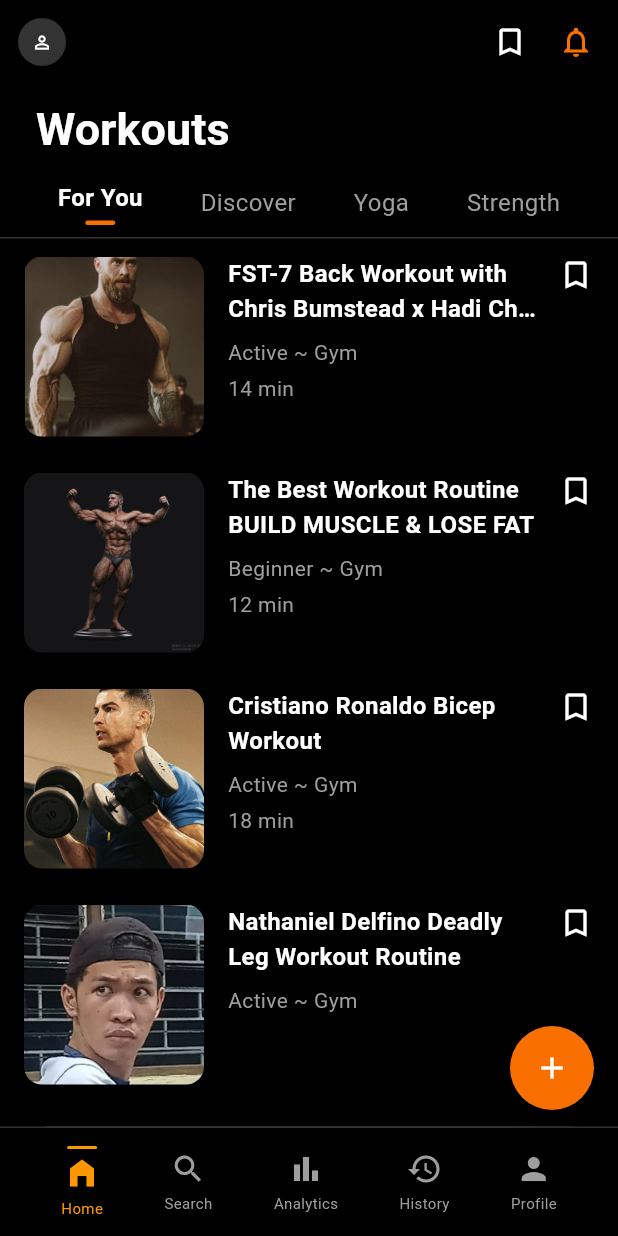
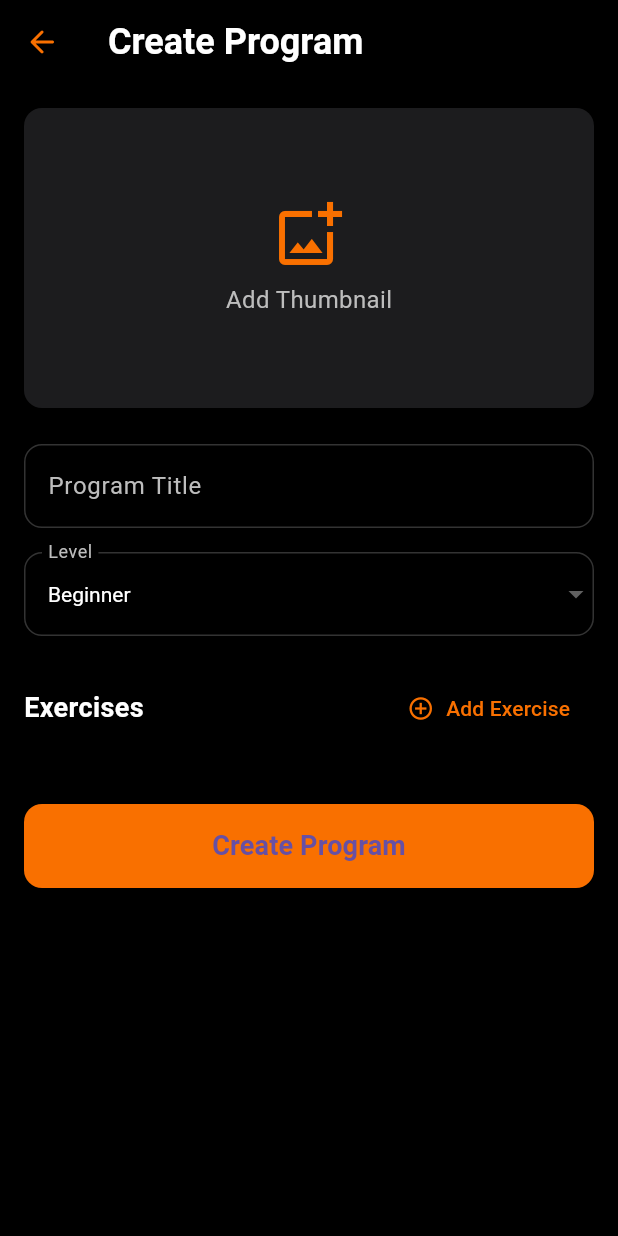
Before and after one commit to Debs1025/Bakal_Titans, a Flutter app: the HomeScreen screen opened directly, after a tap on the "add" icon, on a phone screen of 412 x 824 dp. Run offline on Flutter 3.47's test engine with Material 3 defaults, Android fonts, the phone set to English and light mode, and no system bars; our stand-ins replace image_picker.

```diff
--- a/my_project/lib/User/dashboard/Program/AddProgram.dart
+++ b/my_project/lib/User/dashboard/Program/AddProgram.dart
@@ -0,0 +1,319 @@
+import 'package:flutter/material.dart';
+import 'dart:io';
+import 'package:image_picker/image_picker.dart';
+
+class AddProgramScreen extends StatefulWidget {
+  const AddProgramScreen({Key? key}) : super(key: key);
+
+  @override
+  State<AddProgramScreen> createState() => _AddProgramScreenState();
+}
+
+class _AddProgramScreenState extends State<AddProgramScreen> {
+  final _formKey = GlobalKey<FormState>();
+  final _titleController = TextEditingController();
+  final _descriptionController = TextEditingController();
+  String _selectedLevel = 'Beginner';
+  File? _imageFile;
+  List<Map<String, String>> _exercises = [];
+
+  final List<String> levels = ['Beginner', 'Intermediate', 'Advanced'];
+
+  Future<void> _pickImage() async {
+    final ImagePicker picker = ImagePicker();
+    final XFile? image = await picker.pickImage(source: ImageSource.gallery);
+
+    if (image != null) {
+      setState(() {
+        _imageFile = File(image.path);
+      });
+    }
+  }
+
+  void _addExercise() {
+    setState(() {
+      _exercises.add({
+        'name': '',
+        'sets': '',
+        'reps': '',
+      });
+    });
+  }
+
+  @override
+  Widget build(BuildContext context) {
+    return Scaffold(
+      backgroundColor: Colors.black,
+      appBar: AppBar(
+        backgroundColor: Colors.black,
+        elevation: 0,
+        leading: IconButton(
+          icon: Image.asset(
+            'assets/Program/backarrow.png',
+            width: 24,
+            height: 24,
+            color: const Color(0xFFF97000),
+          ),
+          onPressed: () => Navigator.pop(context),
+        ),
+        title: const Text(
+          'Create Program',
+          style: TextStyle(
+            color: Colors.white,
+            fontSize: 24,
+            fontWeight: FontWeight.bold,
+          ),
+        ),
+      ),
+      body: SingleChildScrollView(
+        padding: const EdgeInsets.all(16),
+        child: Form(
+          key: _formKey,
+          child: Column(
+            crossAxisAlignment: CrossAxisAlignment.start,
+            children: [
+              // Thumbnail Section
+              GestureDetector(
+                onTap: _pickImage,
+                child: Container(
+                  height: 200,
+                  width: double.infinity,
+                  decoration: BoxDecoration(
+                    color: const Color(0xFF1C1C1E),
+                    borderRadius: BorderRadius.circular(12),
+                    image: _imageFile != null
+                        ? DecorationImage(
+                            image: FileImage(_imageFile!),
+                            fit: BoxFit.cover,
+                          )
+                        : null,
+                  ),
+                  child: _imageFile == null
+                      ? Column(
+                          mainAxisAlignment: MainAxisAlignment.center,
+                          children: [
+                            Icon(
+                              Icons.add_photo_alternate_outlined,
+                              color: const Color(0xFFF97000),
+                              size: 48,
+                            ),
+                            const SizedBox(height: 8),
+                            Text(
+                              'Add Thumbnail',
+                              style: TextStyle(
+                                color: Colors.grey[400],
+                                fontSize: 16,
+                              ),
+                            ),
+                          ],
+                        )
+                      : null,
+                ),
+              ),
+              const SizedBox(height: 24),
+
+              // Title Input
+              TextFormField(
+                controller: _titleController,
+                style: const TextStyle(color: Colors.white),
+                decoration: InputDecoration(
+                  labelText: 'Program Title',
+                  labelStyle: TextStyle(color: Colors.grey[400]),
+                  enabledBorder: OutlineInputBorder(
+                    borderRadius: BorderRadius.circular(12),
+                    borderSide: const BorderSide(color: Color(0xFF333333)),
+                  ),
+                  focusedBorder: OutlineInputBorder(
+                    borderRadius: BorderRadius.circular(12),
+                    borderSide: const BorderSide(color: Color(0xFFF97000)),
+                  ),
+                ),
+                validator: (value) {
+                  if (value == null || value.isEmpty) {
+                    return 'Please enter a title';
+                  }
+                  return null;
+                },
+              ),
+              const SizedBox(height: 16),
+
+              // Level Selection
+              DropdownButtonFormField<String>(
+                value: _selectedLevel,
+                style: const TextStyle(color: Colors.white),
+                dropdownColor: const Color(0xFF1C1C1E),
+                decoration: InputDecoration(
+                  labelText: 'Level',
+                  labelStyle: TextStyle(color: Colors.grey[400]),
+                  enabledBorder: OutlineInputBorder(
+                    borderRadius: BorderRadius.circular(12),
+                    borderSide: const BorderSide(color: Color(0xFF333333)),
+                  ),
+                  focusedBorder: OutlineInputBorder(
+                    borderRadius: BorderRadius.circular(12),
+                    borderSide: const BorderSide(color: Color(0xFFF97000)),
+                  ),
+                ),
+                items: levels.map((String level) {
+                  return DropdownMenuItem(
+                    value: level,
+                    child: Text(level),
+                  );
+                }).toList(),
+                onChanged: (String? newValue) {
+                  if (newValue != null) {
+                    setState(() {
+                      _selectedLevel = newValue;
+                    });
+                  }
+                },
+              ),
+              const SizedBox(height: 24),
+
+              // Exercises Section
+              Row(
+                mainAxisAlignment: MainAxisAlignment.spaceBetween,
+                children: [
+                  const Text(
+                    'Exercises',
+                    style: TextStyle(
+                      color: Colors.white,
+                      fontSize: 18,
+                      fontWeight: FontWeight.bold,
+                    ),
+                  ),
+                  TextButton.icon(
+                    onPressed: _addExercise,
+                    icon: const Icon(
+                      Icons.add_circle_outline,
+                      color: Color(0xFFF97000),
+                    ),
+                    label: const Text(
+                      'Add Exercise',
+                      style: TextStyle(
+                        color: Color(0xFFF97000),
+                      ),
+                    ),
+                  ),
+                ],
+              ),
+              const SizedBox(height: 16),
+
+              // Exercise List
+              ..._exercises.asMap().entries.map((entry) {
+                final int idx = entry.key;
+                return Card(
+                  color: const Color(0xFF1C1C1E),
+                  margin: const EdgeInsets.only(bottom: 16),
+                  child: Padding(
+                    padding: const EdgeInsets.all(16),
+                    child: Column(
+                      children: [
+                        Row(
+                          mainAxisAlignment: MainAxisAlignment.spaceBetween,
+                          children: [
+                            Text(
+                              'Exercise ${idx + 1}',
+                              style: const TextStyle(
+                                color: Colors.white,
+                                fontWeight: FontWeight.bold,
+                              ),
+                            ),
+                            IconButton(
+                              icon: const Icon(Icons.delete_outline, color: Colors.red),
+                              onPressed: () {
+                                setState(() {
+                                  _exercises.removeAt(idx);
+                                });
+                              },
+                            ),
+                          ],
+                        ),
+                        TextFormField(
+                          style: const TextStyle(color: Colors.white),
+                          decoration: InputDecoration(
+                            labelText: 'Exercise Name',
+                            labelStyle: TextStyle(color: Colors.grey[400]),
+                          ),
+                          onChanged: (value) {
+                            _exercises[idx]['name'] = value;
+                          },
+                        ),
+                        Row(
+                          children: [
+                            Expanded(
+                              child: TextFormField(
+                                style: const TextStyle(color: Colors.white),
+                                decoration: InputDecoration(
+                                  labelText: 'Sets',
+                                  labelStyle: TextStyle(color: Colors.grey[400]),
+                                ),
+                                keyboardType: TextInputType.number,
+                                onChanged: (value) {
+                                  _exercises[idx]['sets'] = value;
+                                },
+                              ),
+                            ),
+                            const SizedBox(width: 16),
+                            Expanded(
+                              child: TextFormField(
+                                style: const TextStyle(color: Colors.white),
+                                decoration: InputDecoration(
+                                  labelText: 'Reps',
+                                  labelStyle: TextStyle(color: Colors.grey[400]),
+                                ),
+                                keyboardType: TextInputType.number,
+                                onChanged: (value) {
+                                  _exercises[idx]['reps'] = value;
+                                },
+                              ),
+                            ),
+                          ],
+                        ),
+                      ],
+                    ),
+                  ),
+                );
+              }).toList(),
+
+              // Submit Button
+              const SizedBox(height: 24),
+              SizedBox(
+                width: double.infinity,
+                height: 56,
+                child: ElevatedButton(
+                  onPressed: () {
+                    if (_formKey.currentState!.validate()) {
+                      // Add your save logic here
+                      Navigator.pop(context);
+                    }
+                  },
+                  style: ElevatedButton.styleFrom(
+                    backgroundColor: const Color(0xFFF97000),
+                    shape: RoundedRectangleBorder(
+                      borderRadius: BorderRadius.circular(12),
+                    ),
+                  ),
+                  child: const Text(
+                    'Create Program',
+                    style: TextStyle(
+                      fontSize: 18,
+                      fontWeight: FontWeight.bold,
+                    ),
+                  ),
+                ),
+              ),
+            ],
+          ),
+        ),
+      ),
+    );
+  }
+
+  @override
+  void dispose() {
+    _titleController.dispose();
+    _descriptionController.dispose();
+    super.dispose();
+  }
+}
--- a/my_project/lib/User/dashboard/homescreen.dart
+++ b/my_project/lib/User/dashboard/homescreen.dart
@@ -14,6 +14,7 @@ import 'Profile/profile.dart';
 import '../Sidebar/Sidebar.dart';
 import '../Workout/Program.dart';
 import 'Extras/Notification.dart';
+import 'Program/AddProgram.dart';
 
 /// Mainscreen
 class HomeScreen extends StatefulWidget {
@@ -569,7 +570,12 @@ Widget _buildWorkoutItem(String title, String subtitle, String duration, String
     right: 16,
     bottom: 84,
     child: FloatingActionButton(
-        onPressed: () {},
+      onPressed: () {
+        Navigator.push(
+          context,
+          MaterialPageRoute(builder: (context) => const AddProgramScreen()),
+        );
+      },
       backgroundColor: const Color(0xFFF97000),
       shape: const CircleBorder(),
       child: const Icon(Icons.add, color: Colors.white, size: 24),
--- a/my_project/pubspec.yaml
+++ b/my_project/pubspec.yaml
@@ -31,6 +31,7 @@ dependencies:
   flutter:
     sdk: flutter
   cupertino_icons: ^1.0.8
+  image_picker: ^1.0.4
 
 dev_dependencies:
   flutter_test:
```
Also changed, not shown: my_project/pubspec.lock, 5 other files. Lines whose indentation alone changed are shown as unchanged.
